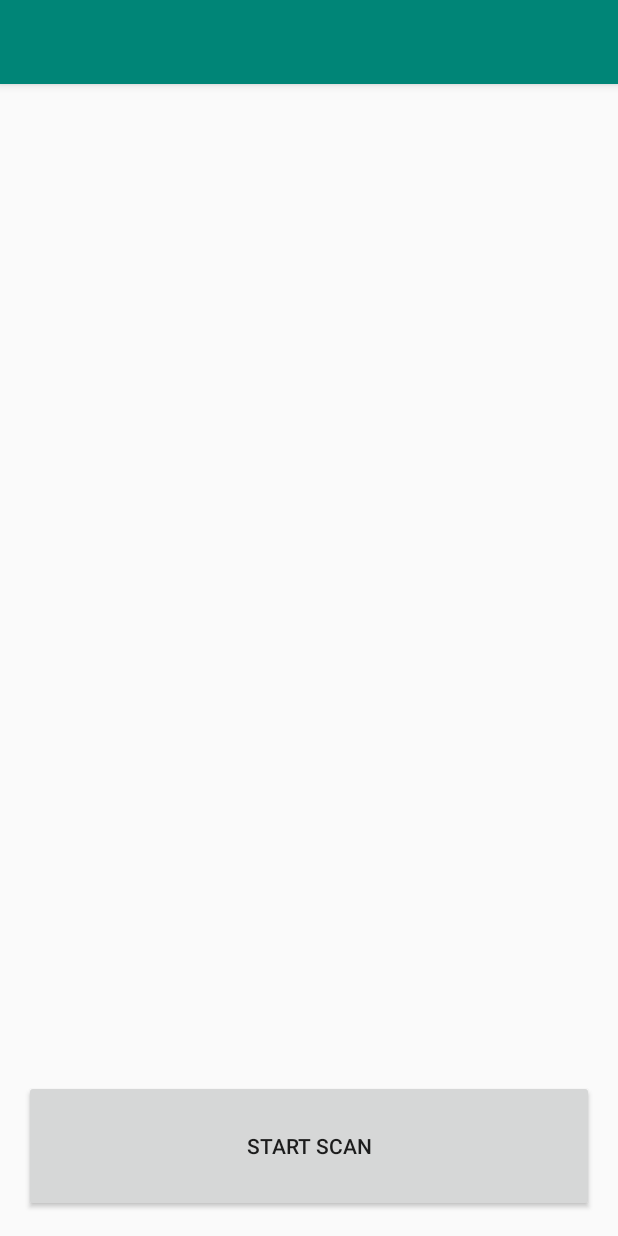
After one commit to coding-cole/BLE-App, an Android app: the layout activity_main.xml on its own in the app's theme, with its tools: preview values and no code run, on a phone screen of 412 x 824 dp. The commit adds this screen. Run offline under Robolectric (Android 15) with nearby library versions, the phone set to English and light mode, and no system bars.

Commit message:
3nd commit

```diff
--- a/app/src/main/AndroidManifest.xml
+++ b/app/src/main/AndroidManifest.xml
@@ -4,6 +4,9 @@
 
     <uses-permission android:name="android.permission.BLUETOOTH" />
     <uses-permission android:name="android.permission.BLUETOOTH_ADMIN" />
+    <uses-permission android:name="android.permission.ACCESS_COARSE_LOCATION"/>
+    <uses-permission android:name="android.permission.ACCESS_FINE_LOCATION"/>
+    <uses-feature android:name="android.hardware.bluetooth_le" android:required="true"/>
 
     <application
         android:allowBackup="true"
@@ -21,7 +24,6 @@
                 android:name="android.support.PARENT_ACTIVITY"
                 android:value="com.coding_cole.bleapp.MainActivity" />
         </activity>
-
         <activity
             android:name=".MainActivity"
             android:label="@string/app_name"
@@ -36,7 +38,7 @@
         <service
             android:name=".Service_BTLE_GATT"
             android:enabled="true"
-            android:exported="true"></service>
+            android:exported="true" />
     </application>
 
 </manifest>
--- /dev/null
+++ b/app/src/main/res/layout/activity_main.xml
@@ -0,0 +1,27 @@
+<?xml version="1.0" encoding="utf-8"?>
+<androidx.coordinatorlayout.widget.CoordinatorLayout xmlns:android="http://schemas.android.com/apk/res/android"
+    xmlns:app="http://schemas.android.com/apk/res-auto"
+    xmlns:tools="http://schemas.android.com/tools"
+    android:layout_width="match_parent"
+    android:layout_height="match_parent"
+    tools:context=".MainActivity">
+
+    <com.google.android.material.appbar.AppBarLayout
+        android:layout_width="match_parent"
+        android:layout_height="wrap_content"
+        android:theme="@style/AppTheme.AppBarOverlay">
+
+        <androidx.appcompat.widget.Toolbar
+            android:id="@+id/toolbar"
+            android:layout_width="match_parent"
+            android:layout_height="?attr/actionBarSize"
+            android:background="?attr/colorPrimary"
+            app:popupTheme="@style/AppTheme.PopupOverlay" />
+
+    </com.google.android.material.appbar.AppBarLayout>
+
+    <include layout="@layout/content_main" />
+
+
+
+</androidx.coordinatorlayout.widget.CoordinatorLayout>
--- a/app/src/main/res/layout/content_activity__btle__services.xml
+++ b/app/src/main/res/layout/content_activity__btle__services.xml
@@ -2,11 +2,7 @@
 <RelativeLayout xmlns:android="http://schemas.android.com/apk/res/android"
     xmlns:tools="http://schemas.android.com/tools"
     android:layout_width="match_parent"
-    android:layout_height="match_parent"
-    android:paddingBottom="@dimen/activity_vertical_margin"
-    android:paddingLeft="@dimen/activity_horizontal_margin"
-    android:paddingRight="@dimen/activity_horizontal_margin"
-    android:paddingTop="@dimen/activity_vertical_margin"
+    android:layout_height="wrap_content"
     tools:context=".Activity_BTLE_Services">
 
     <LinearLayout
--- a/app/src/main/res/layout/content_main.xml
+++ b/app/src/main/res/layout/content_main.xml
@@ -12,7 +12,7 @@
 
     <ScrollView
         android:layout_width="match_parent"
-        android:layout_height="0dp"
+        android:layout_height="5dp"
         android:layout_weight="8"
         android:fillViewport="true"
         android:id="@+id/scrollView">
--- a/app/src/main/res/values/strings.xml
+++ b/app/src/main/res/values/strings.xml
@@ -1,6 +1,7 @@
 <resources>
     <string name="app_name">BLE App</string>
     <string name="action_settings">Settings</string>
-    <string name="title_activity__btle__services">Activity_BTLE_Services</string>
+    <string name="title_activity__btle__services">BTLE Services</string>
     <string name="CLIENT_CHARACTERISTIC_CONFIG">00002902-0000-1000-8000-00805f9b34fb"</string>
+    <string name="title_activity_main2">Main2Activity</string>
 </resources>
```
Also changed, not shown: app/src/main/java/com/coding_cole/bleapp/MainActivity.java (+4 -4 lines), app/src/main/res/layout/activity__btle__services.xml (added, +27 -0 lines).
